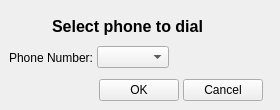
The window that src/view/ChoosePhoneNumber.ui (the-butterfly-effect/tbe) describes before a commit, drawn with Qt 5.
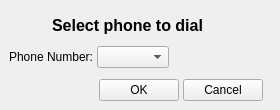
The same window after the commit. Icons and pictures are not drawn. Custom widgets are drawn as their Qt base class.

Commit message: first attempt to solve issue #31. But now the background fails on large images...

Patch:
```diff
--- a/src/view/ChoosePhoneNumber.ui
+++ b/src/view/ChoosePhoneNumber.ui
@@ -10,6 +10,12 @@
     <height>110</height>
    </rect>
   </property>
+  <property name="sizePolicy">
+   <sizepolicy hsizetype="Expanding" vsizetype="Preferred">
+    <horstretch>0</horstretch>
+    <verstretch>0</verstretch>
+   </sizepolicy>
+  </property>
   <property name="windowTitle">
    <string>Form</string>
   </property>
@@ -31,6 +37,12 @@
    </property>
    <item>
     <widget class="QFrame" name="frame">
+     <property name="sizePolicy">
+      <sizepolicy hsizetype="Expanding" vsizetype="Preferred">
+       <horstretch>0</horstretch>
+       <verstretch>0</verstretch>
+      </sizepolicy>
+     </property>
      <property name="styleSheet">
       <string notr="true">background: url(:/ChoosePhoneNumber.png);</string>
      </property>
@@ -62,8 +74,8 @@
           </property>
           <property name="sizeHint" stdset="0">
            <size>
-            <width>40</width>
-            <height>20</height>
+            <width>1</width>
+            <height>1</height>
            </size>
           </property>
          </spacer>
@@ -71,7 +83,7 @@
         <item>
          <widget class="QLabel" name="theLevelTitle">
           <property name="sizePolicy">
-           <sizepolicy hsizetype="Preferred" vsizetype="Minimum">
+           <sizepolicy hsizetype="Minimum" vsizetype="Minimum">
             <horstretch>0</horstretch>
             <verstretch>0</verstretch>
            </sizepolicy>
@@ -83,9 +95,15 @@
             <bold>true</bold>
            </font>
           </property>
+          <property name="autoFillBackground">
+           <bool>false</bool>
+          </property>
           <property name="styleSheet">
            <string notr="true">background: url(:/button.png);</string>
           </property>
+          <property name="lineWidth">
+           <number>1</number>
+          </property>
           <property name="text">
            <string>Select phone to dial</string>
           </property>
@@ -98,8 +116,8 @@
           </property>
           <property name="sizeHint" stdset="0">
            <size>
-            <width>40</width>
-            <height>20</height>
+            <width>1</width>
+            <height>1</height>
            </size>
           </property>
          </spacer>
```
Left out of the diff: 3 changed lines with no effect on the pictures. The commit also changes 1 other file.
